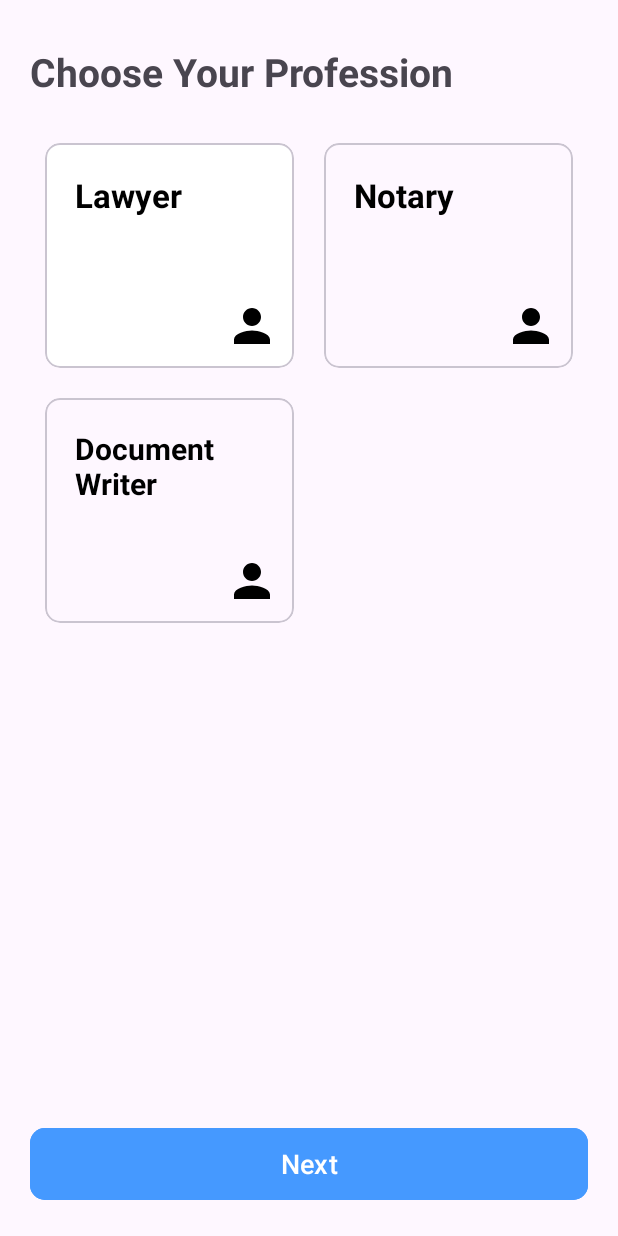
After one commit to SIH-2023-insert-team-name/NyayaSetu-App, an Android app: the LSPSelectionFragment screen opened through its navigation route, on a phone screen of 412 x 824 dp. The commit adds this screen. Run offline under Robolectric (Android 15) with nearby library versions, the phone set to English and light mode, and no system bars; our stand-ins replace Dagger/Hilt's generated code, navigation-ui; network calls fail.

Commit message:
Added Legal Service Selection screen

```diff
--- a/app/src/main/java/bharat/law/nyayasetu/client/ui/HomeFragment.kt
+++ b/app/src/main/java/bharat/law/nyayasetu/client/ui/HomeFragment.kt
@@ -20,7 +20,7 @@ class HomeFragment : Fragment() {
     override fun onCreateView(
         inflater: LayoutInflater, container: ViewGroup?,
         savedInstanceState: Bundle?
-    ): View? {
+    ): View {
         _binding = FragmentHomeBinding.inflate(inflater, container, false)
         requireActivity().window.setStatusBarColor(ContextCompat.getColor(requireActivity(), R.color.white))
 
@@ -29,6 +29,9 @@ class HomeFragment : Fragment() {
         findNavController().navigate(R.id.action_homeFragment_to_lawyerAppointmentFragment)
         }
 
+        binding.cvLegalAssist.setOnClickListener{
+            findNavController().navigate(R.id.action_homeFragment_to_LSPSelectionFragment)
+        }
 
         binding.cvConsultancy.setOnClickListener {
             findNavController().navigate(R.id.action_homeFragment_to_consultancyFragment)
--- /dev/null
+++ b/app/src/main/java/bharat/law/nyayasetu/lawyer/LSPSelectionFragment.kt
@@ -0,0 +1,83 @@
+package bharat.law.nyayasetu.lawyer
+
+import android.graphics.Color
+import android.os.Bundle
+import androidx.fragment.app.Fragment
+import android.view.LayoutInflater
+import android.view.View
+import android.view.ViewGroup
+import android.widget.Toast
+import androidx.core.content.ContextCompat
+import bharat.law.nyayasetu.R
+import bharat.law.nyayasetu.databinding.FragmentHomeBinding
+import bharat.law.nyayasetu.databinding.FragmentLSPSelectionBinding
+import dagger.hilt.android.AndroidEntryPoint
+
+@AndroidEntryPoint
+class LSPSelectionFragment : Fragment() {
+
+    private var _binding: FragmentLSPSelectionBinding? = null
+    private val binding
+        get() = _binding!!
+
+    override fun onCreateView(
+        inflater: LayoutInflater, container: ViewGroup?,
+        savedInstanceState: Bundle?
+    ): View? {
+        _binding = FragmentLSPSelectionBinding.inflate(inflater, container, false)
+        return binding.root
+    }
+
+    override fun onViewCreated(view: View, savedInstanceState: Bundle?) {
+        super.onViewCreated(view, savedInstanceState)
+
+        var selectedOption = ""
+
+        binding.apply {
+            btnNext.setOnClickListener{
+                Toast.makeText(requireContext(), "Selected: $selectedOption", Toast.LENGTH_SHORT).show()
+            }
+            cvLawyer.setOnClickListener {
+                selectedOption = "Lawyer"
+                clLawyer.setBackgroundColor(ContextCompat.getColor(requireContext(), R.color.material_blue))
+                clNotary.setBackgroundColor(ContextCompat.getColor(requireContext(), R.color.white))
+                clDocumentWriter.setBackgroundColor(ContextCompat.getColor(requireContext(), R.color.white))
+                tvLawyer.setTextColor(Color.WHITE)
+                tvNotary.setTextColor(Color.BLACK)
+                tvDocumentWriter.setTextColor(Color.BLACK)
+                ivLawyer.setImageResource(R.drawable.ic_person_white)
+                ivNotary.setImageResource(R.drawable.ic_person)
+                ivDocumentWriter.setImageResource(R.drawable.ic_person)
+            }
+
+            cvNotary.setOnClickListener {
+                selectedOption = "Notary"
+                clLawyer.setBackgroundColor(ContextCompat.getColor(requireContext(), R.color.white))
+                clNotary.setBackgroundColor(ContextCompat.getColor(requireContext(), R.color.material_blue))
+                clDocumentWriter.setBackgroundColor(ContextCompat.getColor(requireContext(), R.color.white))
+                tvNotary.setTextColor(Color.WHITE)
+                tvLawyer.setTextColor(Color.BLACK)
+                tvDocumentWriter.setTextColor(Color.BLACK)
+                ivLawyer.setImageResource(R.drawable.ic_person)
+                ivNotary.setImageResource(R.drawable.ic_person_white)
+                ivDocumentWriter.setImageResource(R.drawable.ic_person)
+            }
+
+            cvDocumentWriter.setOnClickListener {
+                selectedOption = "Document Writer"
+                clLawyer.setBackgroundColor(ContextCompat.getColor(requireContext(), R.color.white))
+                clNotary.setBackgroundColor(ContextCompat.getColor(requireContext(), R.color.white))
+                clDocumentWriter.setBackgroundColor(ContextCompat.getColor(requireContext(), R.color.material_blue))
+                tvDocumentWriter.setTextColor(Color.WHITE)
+                tvNotary.setTextColor(Color.BLACK)
+                tvLawyer.setTextColor(Color.BLACK)
+                ivLawyer.setImageResource(R.drawable.ic_person)
+                ivNotary.setImageResource(R.drawable.ic_person)
+                ivDocumentWriter.setImageResource(R.drawable.ic_person_white)
+            }
+        }
+    }
+
+
+
+}
--- /dev/null
+++ b/app/src/main/res/drawable/ic_person_white.xml
@@ -0,0 +1,5 @@
+<vector android:height="24dp" android:tint="#FFFFFF"
+    android:viewportHeight="24" android:viewportWidth="24"
+    android:width="24dp" xmlns:android="http://schemas.android.com/apk/res/android">
+    <path android:fillColor="@android:color/white" android:pathData="M12,12c2.21,0 4,-1.79 4,-4s-1.79,-4 -4,-4 -4,1.79 -4,4 1.79,4 4,4zM12,14c-2.67,0 -8,1.34 -8,4v2h16v-2c0,-2.66 -5.33,-4 -8,-4z"/>
+</vector>
--- /dev/null
+++ b/app/src/main/res/layout/fragment_l_s_p_selection.xml
@@ -0,0 +1,216 @@
+<?xml version="1.0" encoding="utf-8"?>
+<androidx.constraintlayout.widget.ConstraintLayout xmlns:android="http://schemas.android.com/apk/res/android"
+    xmlns:app="http://schemas.android.com/apk/res-auto"
+    xmlns:tools="http://schemas.android.com/tools"
+    android:layout_width="match_parent"
+    android:layout_height="match_parent"
+    android:padding="20dp">
+
+    <TextView
+        android:id="@+id/tvSubsciptionPlan"
+        android:layout_width="wrap_content"
+        android:layout_height="wrap_content"
+        android:text="Choose Your Profession"
+        android:textSize="26sp"
+        android:textStyle="bold"
+        android:layout_marginTop="10dp"
+        app:layout_constraintStart_toStartOf="parent"
+        app:layout_constraintTop_toTopOf="parent" />
+
+    <LinearLayout
+        android:id="@+id/linearLayout"
+        android:layout_width="match_parent"
+        android:layout_height="wrap_content"
+        android:layout_marginTop="30dp"
+        android:orientation="horizontal"
+        app:layout_constraintTop_toBottomOf="@id/tvSubsciptionPlan"
+        tools:layout_editor_absoluteX="20dp">
+
+        <com.google.android.material.card.MaterialCardView
+            android:id="@+id/cvLawyer"
+            android:layout_width="150dp"
+            android:layout_height="150dp"
+            android:layout_marginHorizontal="10dp"
+            android:backgroundTint="@color/white"
+            android:layout_weight="1"
+
+            app:cardCornerRadius="10dp">
+
+            <androidx.constraintlayout.widget.ConstraintLayout
+                android:id="@+id/clLawyer"
+                android:layout_width="match_parent"
+                android:layout_height="match_parent"
+                android:padding="10dp">
+
+                <TextView
+                    android:id="@+id/tvLawyer"
+                    android:layout_width="wrap_content"
+                    android:layout_height="wrap_content"
+                    android:layout_marginStart="10dp"
+                    android:layout_margin="10dp"
+                    android:text="Lawyer "
+                    android:textColor="@color/black"
+                    android:textSize="22sp"
+                    android:textStyle="bold"
+                    app:layout_constraintStart_toStartOf="parent"
+                    app:layout_constraintTop_toTopOf="parent" />
+
+
+                <ImageView
+                    android:id="@+id/ivLawyer"
+                    android:layout_width="36dp"
+                    android:layout_height="36dp"
+                    android:src="@drawable/ic_person"
+                    android:visibility="visible"
+                    app:layout_constraintBottom_toBottomOf="parent"
+                    app:layout_constraintEnd_toEndOf="parent" />
+            </androidx.constraintlayout.widget.ConstraintLayout>
+
+        </com.google.android.material.card.MaterialCardView>
+
+        <com.google.android.material.card.MaterialCardView
+            android:id="@+id/cvNotary"
+            android:layout_width="150dp"
+            android:layout_height="150dp"
+            android:layout_marginHorizontal="10dp"
+            android:layout_weight="1"
+            app:cardCornerRadius="10dp"
+            app:layout_constraintEnd_toEndOf="parent"
+            app:layout_constraintTop_toBottomOf="@id/tvSubsciptionPlan">
+
+            <androidx.constraintlayout.widget.ConstraintLayout
+                android:id="@+id/clNotary"
+                android:layout_width="match_parent"
+                android:layout_height="match_parent"
+                android:padding="10dp">
+
+                <TextView
+                    android:id="@+id/tvNotary"
+                    android:layout_width="wrap_content"
+                    android:layout_height="wrap_content"
+                    android:layout_marginStart="10dp"
+                    android:layout_margin="10dp"
+                    android:text="Notary "
+                    android:textColor="@color/black"
+                    android:textSize="22sp"
+                    android:textStyle="bold"
+                    app:layout_constraintStart_toStartOf="parent"
+                    app:layout_constraintTop_toTopOf="parent" />
+
+                <ImageView
+                    android:id="@+id/ivNotary"
+                    android:layout_width="36dp"
+                    android:layout_height="36dp"
+                    android:src="@drawable/ic_person"
+                    android:visibility="visible"
+                    app:layout_constraintBottom_toBottomOf="parent"
+                    app:layout_constraintEnd_toEndOf="parent" />
+            </androidx.constraintlayout.widget.ConstraintLayout>
+
+        </com.google.android.material.card.MaterialCardView>
+    </LinearLayout>
+
+    <LinearLayout
+        android:layout_width="match_parent"
+        android:layout_height="wrap_content"
+        android:orientation="horizontal"
+        android:layout_marginTop="20dp"
+        app:layout_constraintTop_toBottomOf="@+id/linearLayout">
+
+        <com.google.android.material.card.MaterialCardView
+            android:id="@+id/cvDocumentWriter"
+            android:layout_width="150dp"
+            android:layout_height="150dp"
+            android:layout_marginHorizontal="10dp"
+            android:layout_weight="1"
+            app:cardCornerRadius="10dp">
+
+            <androidx.constraintlayout.widget.ConstraintLayout
+                android:id="@+id/clDocumentWriter"
+                android:layout_width="match_parent"
+                android:layout_height="match_parent"
+                android:padding="10dp">
+
+                <TextView
+                    android:id="@+id/tvDocumentWriter"
+                    android:layout_width="wrap_content"
+                    android:layout_height="wrap_content"
+                    android:layout_marginStart="10dp"
+                    android:layout_margin="10dp"
+                    android:text="Document Writer"
+                    android:textColor="@color/black"
+                    android:textSize="20sp"
+                    android:textStyle="bold"
+                    app:layout_constraintStart_toStartOf="parent"
+                    app:layout_constraintTop_toTopOf="parent" />
+
+
+                <ImageView
+                    android:id="@+id/ivDocumentWriter"
+                    android:layout_width="36dp"
+                    android:layout_height="36dp"
+                    android:src="@drawable/ic_person"
+                    android:visibility="visible"
+                    app:layout_constraintBottom_toBottomOf="parent"
+                    app:layout_constraintEnd_toEndOf="parent" />
+            </androidx.constraintlayout.widget.ConstraintLayout>
+
+        </com.google.android.material.card.MaterialCardView>
+
+        <com.google.android.material.card.MaterialCardView
+            android:layout_width="150dp"
+            android:layout_height="150dp"
+            android:layout_marginHorizontal="10dp"
+            android:layout_weight="1"
+            android:visibility="invisible"
+            android:backgroundTint="@color/material_blue"
+            app:cardCornerRadius="10dp"
+            app:layout_constraintEnd_toEndOf="parent"
+            app:layout_constraintTop_toBottomOf="@id/tvSubsciptionPlan">
+
+            <androidx.constraintlayout.widget.ConstraintLayout
+                android:layout_width="match_parent"
+                android:layout_height="match_parent"
+                android:padding="10dp">
+
+                <TextView
+                    android:layout_width="wrap_content"
+                    android:layout_height="wrap_content"
+                    android:layout_marginStart="10dp"
+                    android:layout_marginTop="20dp"
+                    android:text="Notary "
+                    android:textColor="@color/white"
+                    android:textSize="22sp"
+                    android:textStyle="bold"
+                    app:layout_constraintStart_toStartOf="parent"
+                    app:layout_constraintTop_toTopOf="parent" />
+
+                <com.google.android.material.radiobutton.MaterialRadioButton
+                    android:layout_width="30dp"
+                    android:layout_height="30dp"
+                    app:layout_constraintEnd_toEndOf="parent"
+                    app:layout_constraintTop_toTopOf="parent" />
+
+                <ImageView
+                    android:layout_width="36dp"
+                    android:layout_height="36dp"
+                    android:src="@drawable/ic_lawyer_appointment"
+                    android:visibility="visible"
+                    app:layout_constraintBottom_toBottomOf="parent"
+                    app:layout_constraintEnd_toEndOf="parent" />
+            </androidx.constraintlayout.widget.ConstraintLayout>
+
+        </com.google.android.material.card.MaterialCardView>
+    </LinearLayout>
+
+    <com.google.android.material.button.MaterialButton
+        android:id="@+id/btnNext"
+        android:layout_width="match_parent"
+        android:layout_height="56dp"
+        android:backgroundTint="@color/material_blue"
+        app:cornerRadius="10dp"
+        android:textSize="18dp"
+        android:text="Next"
+        app:layout_constraintBottom_toBottomOf="parent"
+        tools:layout_editor_absoluteX="20dp" />
+</androidx.constraintlayout.widget.ConstraintLayout>
--- a/app/src/main/res/navigation/client_nav_graph.xml
+++ b/app/src/main/res/navigation/client_nav_graph.xml
@@ -94,4 +94,8 @@
         android:name="bharat.law.nyayasetu.lawyer.AddLawyerFragment"
         android:label="fragment_add_lawyer"
         tools:layout="@layout/fragment_add_lawyer" />
+    <fragment
+        android:id="@+id/LSPSelectionFragment"
+        android:name="bharat.law.nyayasetu.lawyer.LSPSelectionFragment"
+        android:label="LSPSelectionFragment" />
 </navigation>
```
Also changed, not shown: app/src/main/AndroidManifest.xml (+5 -3 lines).
